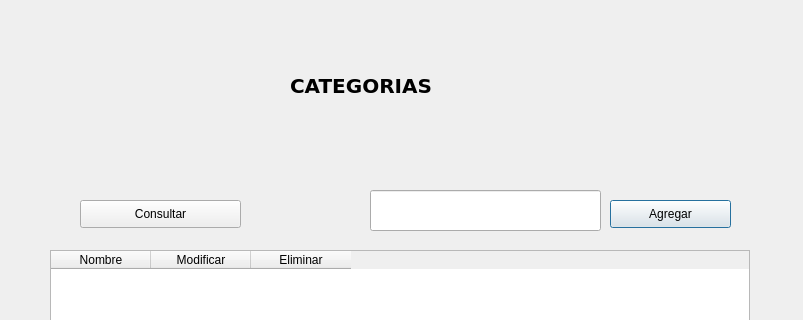
This is qt/categoriesView.ui in germang2/CrossfitTimer as Qt 5 draws it before an edit; both pictures show x 0 to 803 and y 0 to 320 of the 803 by 563 pixel window. The edited form follows.
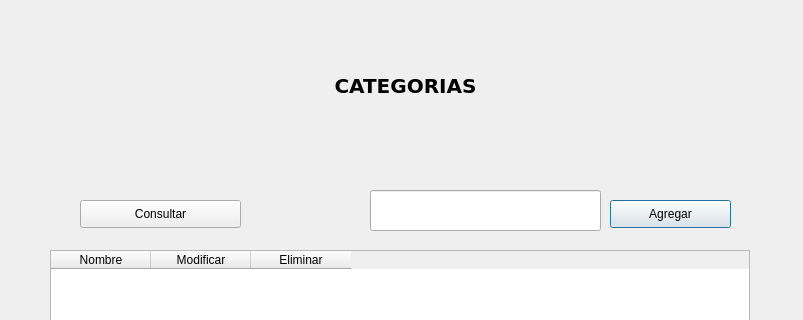
This is the edited form.

The edit to the form file:
```diff
--- a/qt/categoriesView.ui
+++ b/qt/categoriesView.ui
@@ -77,9 +77,9 @@
   <widget class="QLabel" name="label_3">
    <property name="geometry">
     <rect>
-     <x>290</x>
+     <x>10</x>
      <y>60</y>
-     <width>191</width>
+     <width>791</width>
      <height>51</height>
     </rect>
    </property>
@@ -94,6 +94,9 @@
    <property name="text">
     <string>CATEGORIAS</string>
    </property>
+   <property name="alignment">
+    <set>Qt::AlignCenter</set>
+   </property>
   </widget>
   <widget class="QLabel" name="lb_error_delete">
    <property name="geometry">
```
